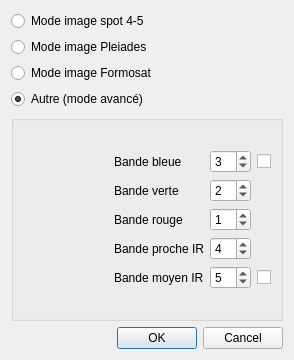
Above: ui_bands.ui from CS-SI/TerreImage before the change. Below: the same form after it.
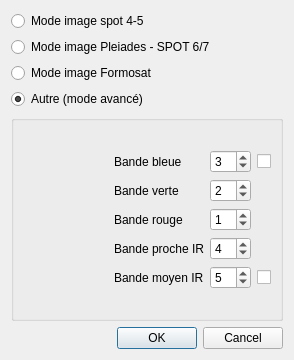
That is the form after the change.

Commit message: ENH add SPOT 6/7 in ui bands with Pleiades

```diff
--- a/ui_bands.ui
+++ b/ui_bands.ui
@@ -24,7 +24,7 @@
    <item>
     <widget class="QRadioButton" name="radioButton_pleiades">
      <property name="text">
-      <string>Mode image Pleiades</string>
+      <string>Mode image Pleiades - SPOT 6/7</string>
      </property>
     </widget>
    </item>
```
The commit also changes 1 other file.
